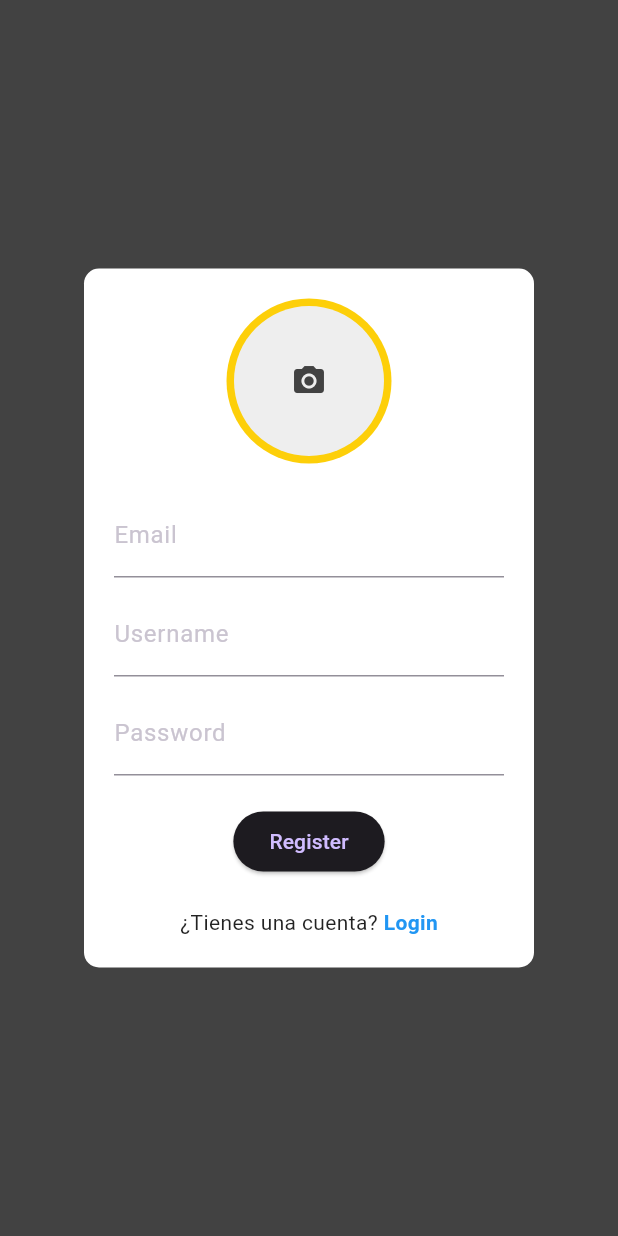
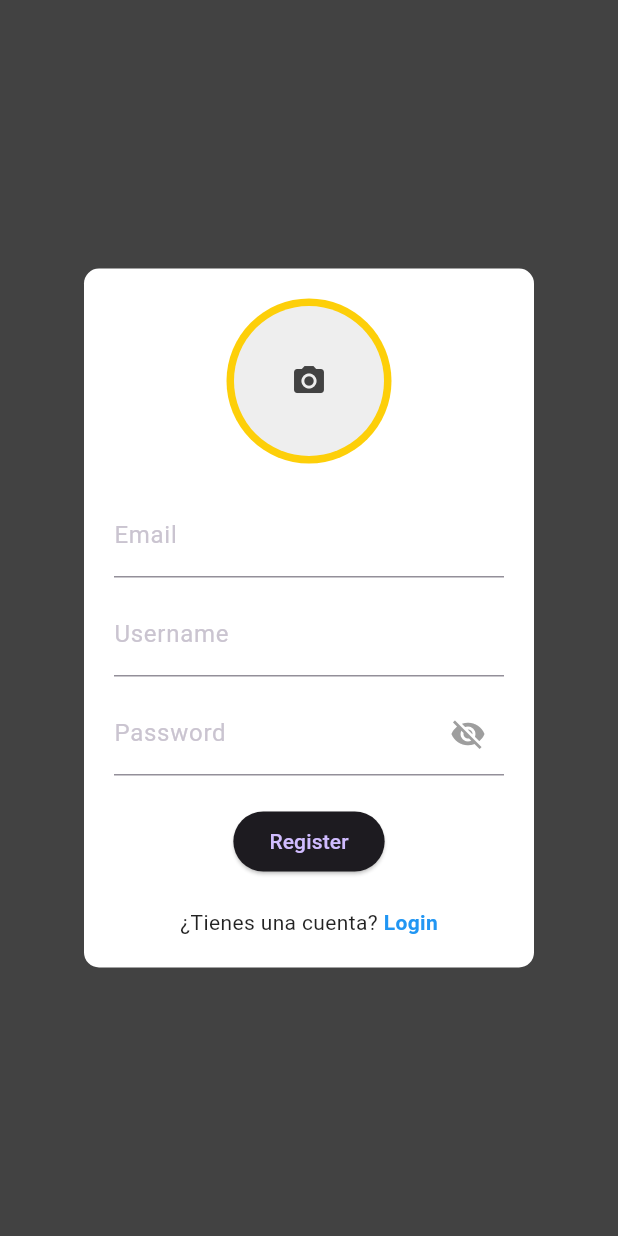
Before and after one commit to Kendrick-Neufeld/Game-Discounts-App, a Flutter app: the screen it shows after launch, after a tap on "Regístrate", on a phone screen of 412 x 824 dp. Run offline on Flutter 3.47's test engine with Material 3 defaults, Android fonts, the phone set to English and light mode, and no system bars; our stand-ins replace image_picker, sqflite; accounts and stored records are empty.

Commit message:
Se agrego un boton logout y se detallo los campos de password.

```diff
--- a/lib/views/login_view.dart
+++ b/lib/views/login_view.dart
@@ -3,13 +3,19 @@ import 'register_view.dart';
 import '../models/user.dart';
 import '/services/DatabaseHelper.dart';
 
-class LoginView extends StatelessWidget {
+class LoginView extends StatefulWidget {
   final Function(User) onLoginSuccess;
 
   LoginView({required this.onLoginSuccess});
 
+  @override
+  _LoginViewState createState() => _LoginViewState();
+}
+
+class _LoginViewState extends State<LoginView> {
   final TextEditingController _usernameController = TextEditingController();
   final TextEditingController _passwordController = TextEditingController();
+  bool _isPasswordVisible = false; // Variable para controlar la visibilidad
 
   @override
   Widget build(BuildContext context) {
@@ -28,13 +34,27 @@ class LoginView extends StatelessWidget {
             children: [
               TextField(
                 controller: _usernameController,
+                style: TextStyle(color: Colors.black87),
                 decoration: InputDecoration(labelText: 'Username'),
               ),
               SizedBox(height: 10),
               TextField(
                 controller: _passwordController,
-                decoration: InputDecoration(labelText: 'Password'),
-                obscureText: true,
+                style: TextStyle(color: Colors.black87),
+                obscureText: !_isPasswordVisible, // Controla la visibilidad del texto
+                decoration: InputDecoration(
+                  labelText: 'Password',
+                  suffixIcon: IconButton(
+                    icon: Icon(
+                      _isPasswordVisible ? Icons.visibility : Icons.visibility_off,
+                    ),
+                    onPressed: () {
+                      setState(() {
+                        _isPasswordVisible = !_isPasswordVisible; // Alterna visibilidad
+                      });
+                    },
+                  ),
+                ),
               ),
               SizedBox(height: 20),
               ElevatedButton(
@@ -46,7 +66,7 @@ class LoginView extends StatelessWidget {
                   User? user = await DatabaseHelper().getUser(username, password);
 
                   if (user != null) {
-                    onLoginSuccess(user); // Llama a onLoginSuccess si el login es exitoso
+                    widget.onLoginSuccess(user); // Llama a onLoginSuccess si el login es exitoso
                   } else {
                     ScaffoldMessenger.of(context).showSnackBar(
                       SnackBar(content: Text('Usuario o contraseña incorrectos')),
--- a/lib/views/register_view.dart
+++ b/lib/views/register_view.dart
@@ -8,11 +8,18 @@ import '/services/DatabaseHelper.dart';
 import '../models/user.dart';
 import '/main.dart';
 
-class RegisterView extends StatelessWidget {
+class RegisterView extends StatefulWidget {
+  @override
+  _RegisterViewState createState() => _RegisterViewState();
+}
+
+class _RegisterViewState extends State<RegisterView> {
   // Controladores para los campos de texto
   final TextEditingController _usernameController = TextEditingController();
   final TextEditingController _passwordController = TextEditingController();
   final TextEditingController _emailController = TextEditingController();
+
+  bool _isPasswordVisible = false; // Estado para controlar la visibilidad de la contraseña
 
   // Función onLoginSuccess que puedes personalizar
   void _onLoginSuccess(BuildContext context, User user) {
@@ -76,17 +83,33 @@ class RegisterView extends StatelessWidget {
               TextField(
                 controller: _emailController,
                 decoration: InputDecoration(labelText: 'Email'),
+                style: TextStyle(color: Colors.black87),
               ),
               SizedBox(height: 10),
               TextField(
                 controller: _usernameController,
                 decoration: InputDecoration(labelText: 'Username'),
+                style: TextStyle(color: Colors.black87),
               ),
               SizedBox(height: 10),
               TextField(
                 controller: _passwordController,
-                decoration: InputDecoration(labelText: 'Password'),
-                obscureText: true,
+                decoration: InputDecoration(
+                  labelText: 'Password',
+                  suffixIcon: IconButton(
+                    icon: Icon(
+                      _isPasswordVisible ? Icons.visibility : Icons.visibility_off,
+                      color: Colors.grey,
+                    ),
+                    onPressed: () {
+                      setState(() {
+                        _isPasswordVisible = !_isPasswordVisible;
+                      });
+                    },
+                  ),
+                ),
+                obscureText: !_isPasswordVisible,
+                style: TextStyle(color: Colors.black87),
               ),
               SizedBox(height: 20),
               ElevatedButton(
```
Also changed, not shown: lib/main.dart (+41 -10 lines), lib/views/user_profile_view.dart (+56 -12 lines), pubspec.lock.
